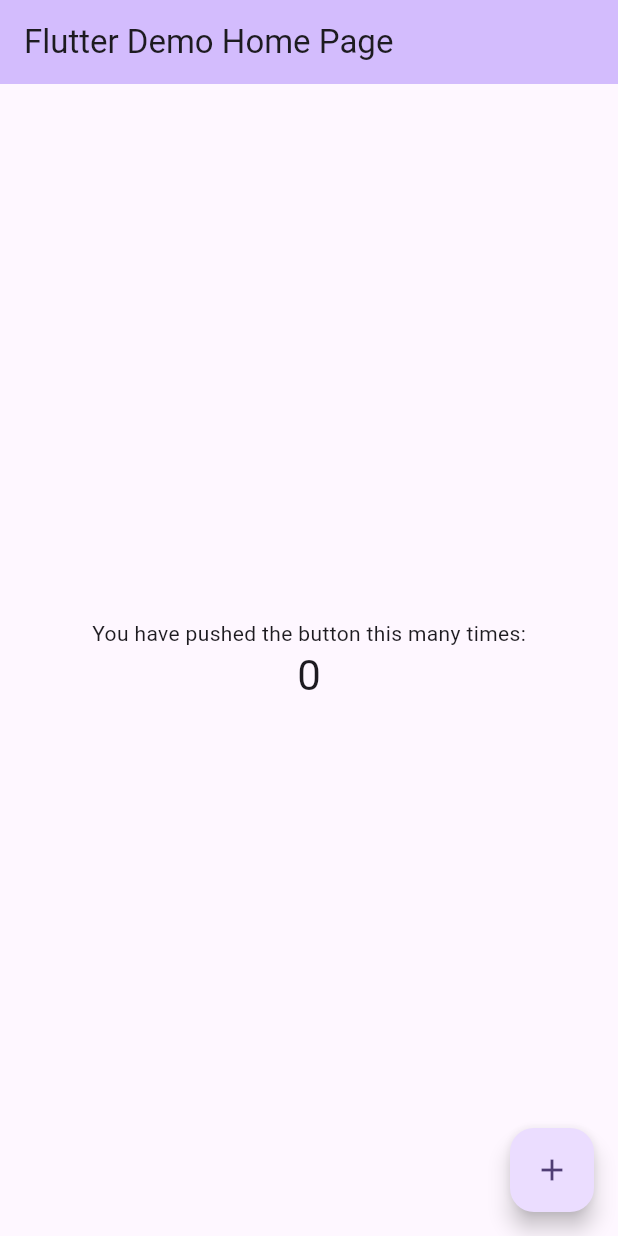
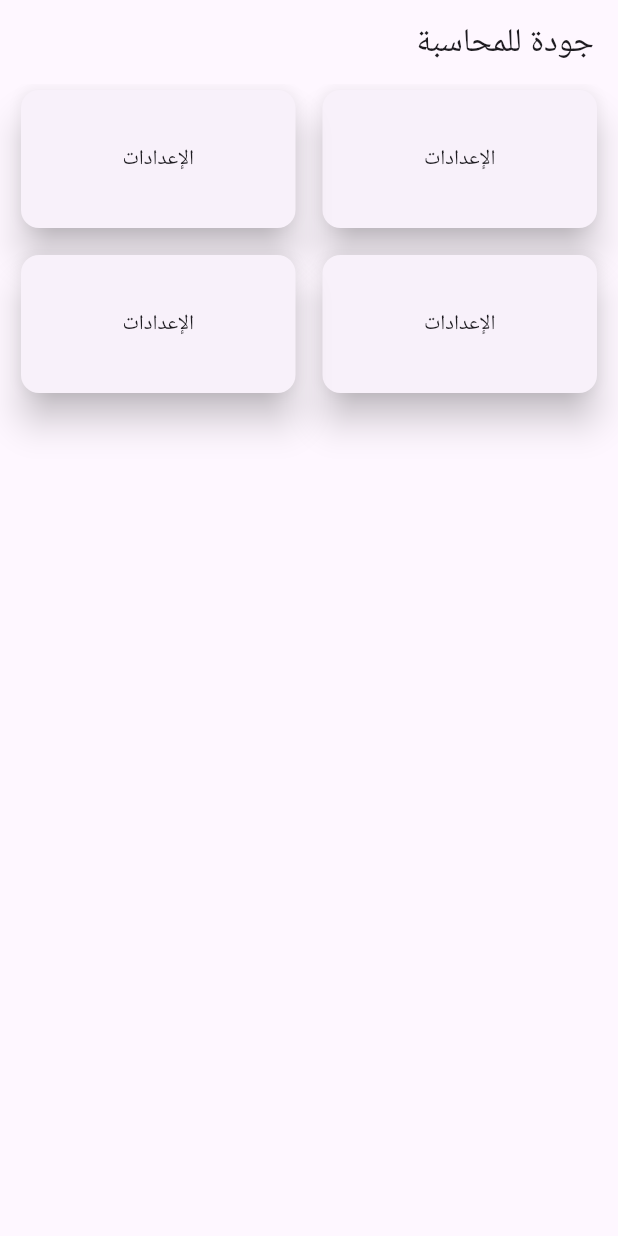
Before and after one commit to judeh-accounting/app, a Flutter app: the screen it shows after launch, on a phone screen of 412 x 824 dp. Run offline on Flutter 3.47's test engine with Material 3 defaults, Android fonts, the phone set to English and light mode, and no system bars; our stand-ins replace flutter_secure_storage, get, logger, pocketbase, qr_flutter; missing offline and left inert: pocketbase_server_flutter; network calls fail; statements that could not run were skipped.

```diff
--- /dev/null
+++ b/lib/home/constants/strings.dart
@@ -0,0 +1,3 @@
+abstract class Strings {
+  static const home = 'الصفحة الرئيسية';
+}
--- /dev/null
+++ b/lib/home/screens/home_screen.dart
@@ -0,0 +1,57 @@
+import 'package:flutter/material.dart';
+import 'package:get/get.dart';
+import 'package:judeh_accounting/shared/constants/app_strings.dart';
+import 'package:judeh_accounting/shared/widgets/app_scaffold.dart';
+
+import '../../shared/router/app_router.dart';
+
+class HomeScreen extends StatelessWidget {
+  const HomeScreen({super.key});
+
+  @override
+  Widget build(BuildContext context) {
+    return AppScaffold(
+      child: SliverPadding(
+        padding: EdgeInsets.symmetric(horizontal: 10),
+        sliver: SliverGrid(
+          delegate: SliverChildListDelegate([
+            GestureDetector(
+              onTap: () => Get.toNamed(AppRouter.settings),
+              child: Card(
+                elevation: 10,
+                child: Center(child: Text(AppStrings.settings)),
+              ),
+            ),
+            GestureDetector(
+              onTap: () => Get.toNamed(AppRouter.settings),
+              child: Card(
+                elevation: 10,
+                child: Center(child: Text(AppStrings.settings)),
+              ),
+            ),
+            GestureDetector(
+              onTap: () => Get.toNamed(AppRouter.settings),
+              child: Card(
+                elevation: 10,
+                child: Center(child: Text(AppStrings.settings)),
+              ),
+            ),
+            GestureDetector(
+              onTap: () => Get.toNamed(AppRouter.settings),
+              child: Card(
+                elevation: 10,
+                child: Center(child: Text(AppStrings.settings)),
+              ),
+            ),
+          ]),
+          gridDelegate: SliverGridDelegateWithFixedCrossAxisCount(
+            crossAxisCount: 2,
+            mainAxisExtent: 100,
+            crossAxisSpacing: 10,
+            mainAxisSpacing: 10,
+          ),
+        ),
+      ),
+    );
+  }
+}
--- a/lib/main.dart
+++ b/lib/main.dart
@@ -1,6 +1,15 @@
 import 'package:flutter/material.dart';
+import 'package:get/get.dart';
+import 'package:judeh_accounting/pocketbase/controllers/pocketbase_controller.dart';
+import 'package:judeh_accounting/shared/local_storage/local_storage_helper.dart';
+import 'package:judeh_accounting/shared/logger/app_logger.dart';
+import 'package:judeh_accounting/shared/router/app_router.dart';
 
-void main() {
+void main() async {
+  AppLogger.initializeLoggerForFlutterError();
+
+  LocalStorageHelper.initFlutterSecureStorage();
+
   runApp(const MyApp());
 }
 
@@ -10,29 +19,24 @@ class MyApp extends StatelessWidget {
   // This widget is the root of your application.
   @override
   Widget build(BuildContext context) {
-    return MaterialApp(
-      title: 'Flutter Demo',
-      theme: ThemeData(
-        // This is the theme of your application.
-        //
-        // TRY THIS: Try running your application with "flutter run". You'll see
-        // the application has a purple toolbar. Then, without quitting the app,
-        // try changing the seedColor in the colorScheme below to Colors.green
-        // and then invoke "hot reload" (save your changes or press the "hot
-        // reload" button in a Flutter-supported IDE, or press "r" if you used
-        // the command line to start the app).
-        //
-        // Notice that the counter didn't reset back to zero; the application
-        // state is not lost during the reload. To reset the state, use hot
-        // restart instead.
-        //
-        // This works for code too, not just values: Most code changes can be
-        // tested with just a hot reload.
-        colorScheme: ColorScheme.fromSeed(seedColor: Colors.deepPurple),
-        useMaterial3: true,
-      ),
-      home: const MyHomePage(title: 'Flutter Demo Home Page'),
-    );
+    return GetBuilder(
+        init: PocketbaseController(),
+        builder: (_) {
+          return GetMaterialApp(
+            title: 'Judeh Accounting',
+            theme: ThemeData(
+              colorScheme: ColorScheme.fromSeed(seedColor: Colors.deepPurple),
+              useMaterial3: true,
+            ),
+            getPages: AppRouter.pages,
+            initialRoute: AppRouter.home,
+            navigatorObservers: [
+              AppRouter.loggerObserver,
+            ],
+            debugShowCheckedModeBanner: false,
+            locale: Locale('ar'),
+          );
+        });
   }
 }
 
@@ -105,8 +109,8 @@ class _MyHomePageState extends State<MyHomePage> {
           // wireframe for each widget.
           mainAxisAlignment: MainAxisAlignment.center,
           children: <Widget>[
-            const Text(
-              'You have pushed the button this many times:',
+            Text(
+              Get.find<PocketbaseController>().ipAddress ?? ':',
             ),
             Text(
               '$_counter',
--- /dev/null
+++ b/lib/shared/constants/app_strings.dart
@@ -0,0 +1,11 @@
+abstract class AppStrings {
+  static const appName = 'جودة للمحاسبة';
+
+  static const add = 'إضافة';
+
+  static const edit = 'تعديل';
+
+  static const delete = 'حذف';
+
+  static const settings = 'الإعدادات';
+}
--- /dev/null
+++ b/lib/shared/local_storage/local_storage_helper.dart
@@ -0,0 +1,20 @@
+import 'package:flutter_secure_storage/flutter_secure_storage.dart';
+import 'package:get/get.dart';
+import 'package:judeh_accounting/shared/logger/app_logger.dart';
+
+abstract class LocalStorageHelper {
+  static void initFlutterSecureStorage() {
+    Get.put(FlutterSecureStorage(), permanent: true);
+    AppLogger.warning('flutter secure storage initialized');
+  }
+
+  static FlutterSecureStorage get storage => Get.find();
+
+  static final keys = _Keys();
+}
+
+class _Keys {
+  final ipServer = 'ip_server';
+
+  _Keys();
+}
--- /dev/null
+++ b/lib/shared/router/app_router.dart
@@ -0,0 +1,18 @@
+import 'package:get/get.dart';
+import 'package:judeh_accounting/home/screens/home_screen.dart';
+import 'package:judeh_accounting/settings/screens/settings_screen.dart';
+
+import 'logger_observer.dart';
+
+abstract class AppRouter {
+  static const settings = '/settings';
+
+  static const home = '/home';
+
+  static List<GetPage> get pages => [
+        GetPage(name: home, page: () => HomeScreen()),
+        GetPage(name: settings, page: () => SettingsScreen()),
+      ];
+
+  static final loggerObserver = LoggerObserver();
+}
--- /dev/null
+++ b/lib/shared/snackbar/snackbar_helper.dart
@@ -0,0 +1,20 @@
+import 'package:flutter/material.dart';
+import 'package:get/get.dart';
+
+abstract class SnackbarHelper {
+  static void error({String title = 'خطأ', required String description}) =>
+      Get.snackbar(
+        title,
+        description,
+        colorText: Colors.white,
+        backgroundColor: Colors.red,
+      );
+
+  static void success({String title = 'نجاح', required String description}) =>
+      Get.snackbar(
+        title,
+        description,
+        colorText: Colors.white,
+        backgroundColor: Colors.green,
+      );
+}
--- /dev/null
+++ b/lib/shared/widgets/app_scaffold.dart
@@ -0,0 +1,26 @@
+import 'package:flutter/material.dart';
+
+import '../constants/app_strings.dart';
+
+class AppScaffold extends StatelessWidget {
+  const AppScaffold(
+      {super.key, this.title = AppStrings.appName, required this.child});
+
+  final String title;
+
+  final Widget child;
+
+  @override
+  Widget build(BuildContext context) {
+    return Scaffold(
+      body: CustomScrollView(
+        slivers: [
+          SliverAppBar(
+            title: Text(title),
+          ),
+          child,
+        ],
+      ),
+    );
+  }
+}
```
Also changed, not shown: lib/pocketbase/controllers/pocketbase_controller.dart (added, +58 -0 lines), lib/settings/controllers/settings_controller.dart (added, +88 -0 lines), lib/settings/screens/settings_screen.dart (added, +55 -0 lines), lib/shared/logger/app_logger.dart (added, +16 -0 lines), lib/shared/router/logger_observer.dart (added, +52 -0 lines), lib/shared/widgets/app_text_form_field.dart (added, +37 -0 lines), pubspec.yaml (+11 -4 lines), pubspec.lock, 7 other files.
